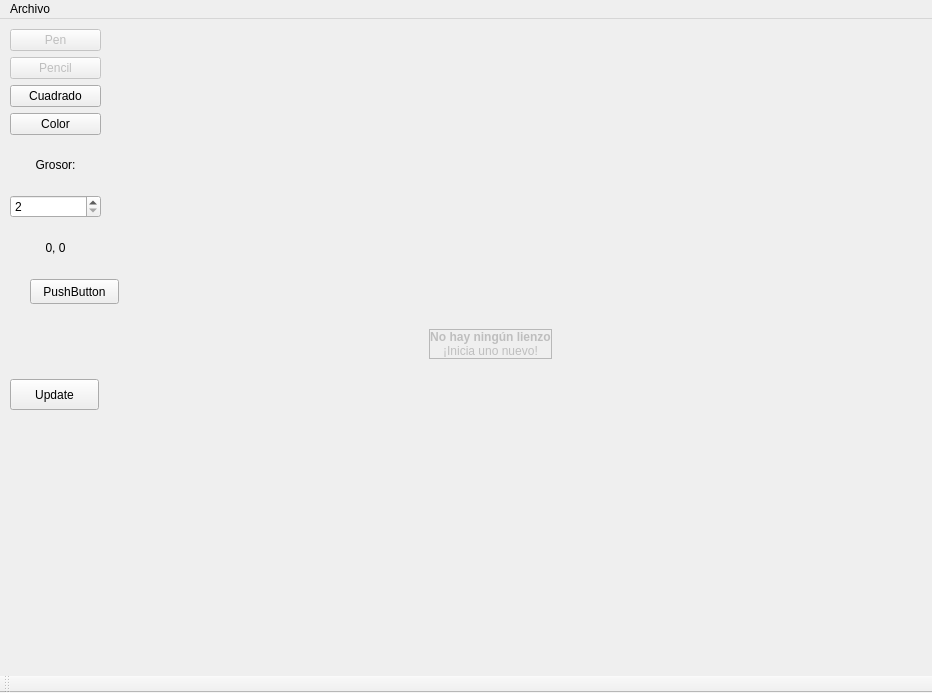
The window that PaintPlusPlus/mainwindow.ui (Dcastroe10/Proyecto_2_Datos_II) describes before a commit, drawn with Qt 5.
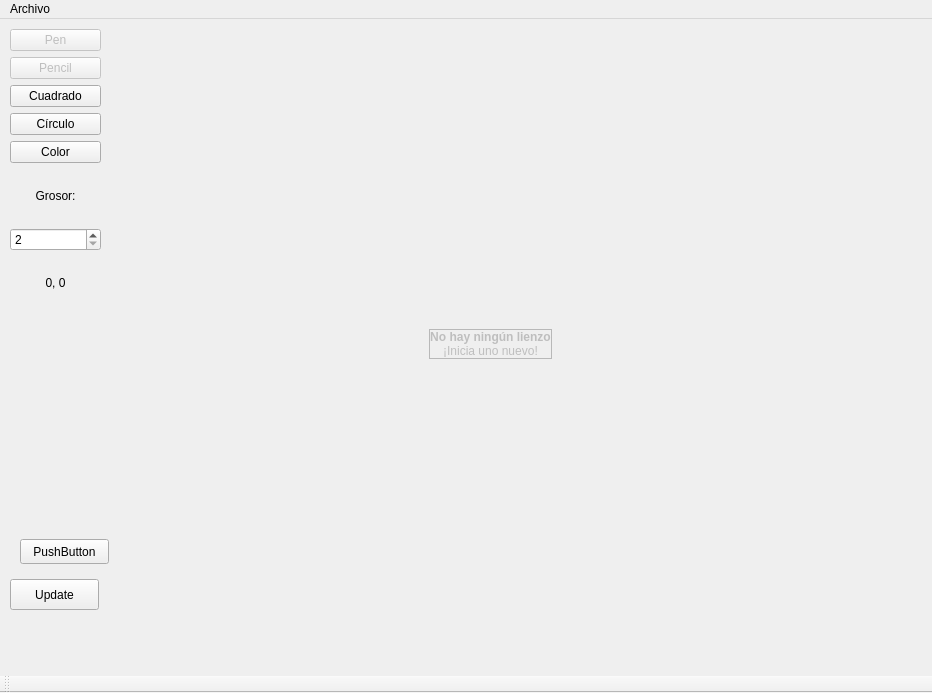
The same window after the commit. Custom widgets are drawn as their Qt base class.

Commit message: starting the circle

```diff
--- a/PaintPlusPlus/mainwindow.ui
+++ b/PaintPlusPlus/mainwindow.ui
@@ -64,37 +64,10 @@
       <x>10</x>
       <y>10</y>
       <width>91</width>
-      <height>242</height>
+      <height>280</height>
      </rect>
     </property>
     <layout class="QGridLayout" name="gridLayout_2">
-     <item row="0" column="1">
-      <widget class="QPushButton" name="penButton">
-       <property name="enabled">
-        <bool>false</bool>
-       </property>
-       <property name="text">
-        <string>Pen</string>
-       </property>
-      </widget>
-     </item>
-     <item row="3" column="1">
-      <widget class="QPushButton" name="Color_button">
-       <property name="text">
-        <string>Color</string>
-       </property>
-      </widget>
-     </item>
-     <item row="4" column="1">
-      <widget class="QLabel" name="label">
-       <property name="text">
-        <string>Grosor:</string>
-       </property>
-       <property name="alignment">
-        <set>Qt::AlignCenter</set>
-       </property>
-      </widget>
-     </item>
      <item row="1" column="1">
       <widget class="QPushButton" name="pencilButton">
        <property name="enabled">
@@ -105,7 +78,31 @@
        </property>
       </widget>
      </item>
-     <item row="7" column="1">
+     <item row="2" column="1">
+      <widget class="QPushButton" name="squareButton">
+       <property name="text">
+        <string>Cuadrado</string>
+       </property>
+      </widget>
+     </item>
+     <item row="4" column="1">
+      <widget class="QPushButton" name="Color_button">
+       <property name="text">
+        <string>Color</string>
+       </property>
+      </widget>
+     </item>
+     <item row="0" column="1">
+      <widget class="QPushButton" name="penButton">
+       <property name="enabled">
+        <bool>false</bool>
+       </property>
+       <property name="text">
+        <string>Pen</string>
+       </property>
+      </widget>
+     </item>
+     <item row="8" column="1">
       <widget class="QLabel" name="mouseLocationLabel">
        <property name="text">
         <string>0, 0</string>
@@ -116,6 +113,16 @@
       </widget>
      </item>
      <item row="5" column="1">
+      <widget class="QLabel" name="label">
+       <property name="text">
+        <string>Grosor:</string>
+       </property>
+       <property name="alignment">
+        <set>Qt::AlignCenter</set>
+       </property>
+      </widget>
+     </item>
+     <item row="6" column="1">
       <widget class="QSpinBox" name="spinBox">
        <property name="minimum">
         <number>2</number>
@@ -128,10 +135,10 @@
        </property>
       </widget>
      </item>
-     <item row="2" column="1">
-      <widget class="QPushButton" name="squareButton">
+     <item row="3" column="1">
+      <widget class="QPushButton" name="circle_Button">
        <property name="text">
-        <string>Cuadrado</string>
+        <string>Círculo</string>
        </property>
       </widget>
      </item>
@@ -140,8 +147,8 @@
    <widget class="QPushButton" name="pushButton">
     <property name="geometry">
      <rect>
-      <x>30</x>
-      <y>260</y>
+      <x>20</x>
+      <y>520</y>
       <width>89</width>
       <height>25</height>
      </rect>
@@ -154,7 +161,7 @@
     <property name="geometry">
      <rect>
       <x>10</x>
-      <y>360</y>
+      <y>560</y>
       <width>89</width>
       <height>31</height>
      </rect>
```
The commit also changes 7 other files.
